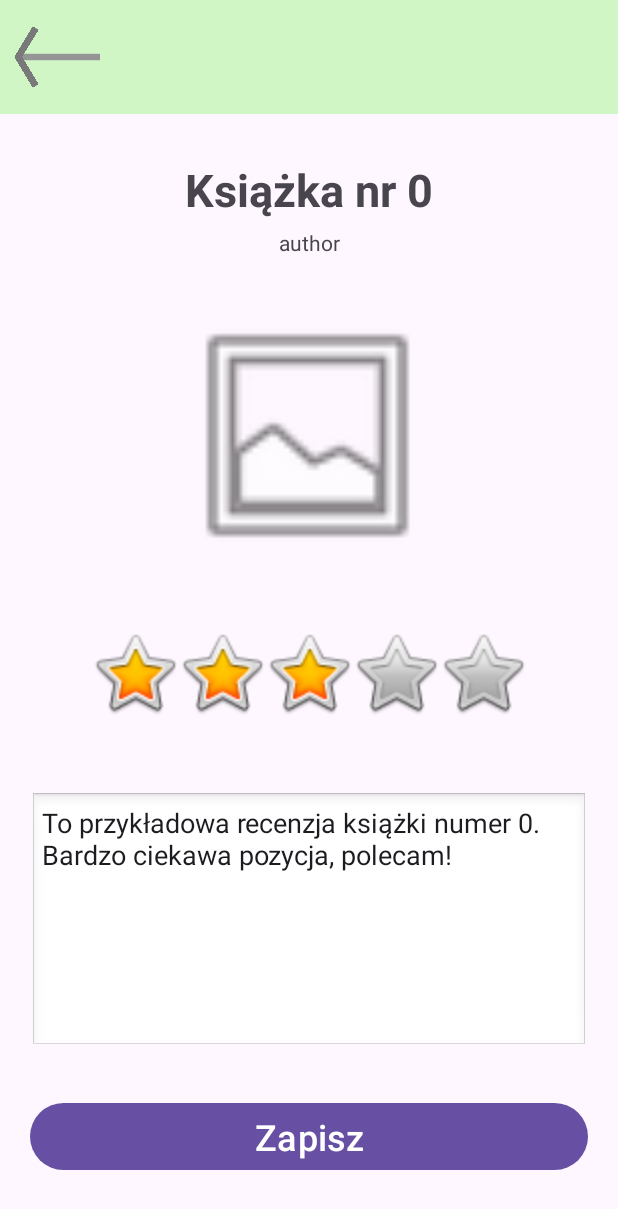
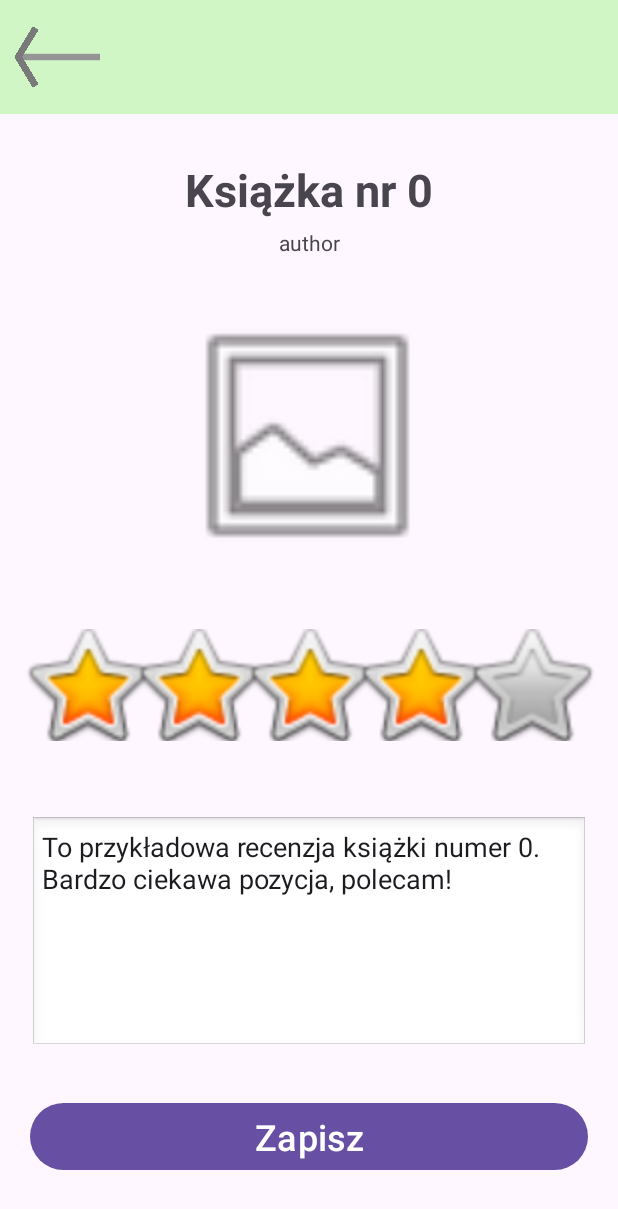
Before and after one commit to Michal1414/ksiazki, an Android app: the screen it shows after launch (ReviewActivity), after a tap on an icon or button, on a phone screen of 412 x 824 dp. Shown: the top 1209 px of the screen. Run offline under Robolectric (Android 15) with nearby library versions, the phone set to English and light mode, and no system bars.

Commit message:
working stars in ReviewActivity

```diff
--- a/app/src/main/java/com/example/books/ReviewActivity.kt
+++ b/app/src/main/java/com/example/books/ReviewActivity.kt
@@ -12,6 +12,13 @@ import androidx.core.view.ViewCompat
 import androidx.core.view.WindowInsetsCompat
 
 class ReviewActivity : AppCompatActivity() {
+
+    // liczba gwiazdek
+    private lateinit var star1: ImageButton
+    private lateinit var star2: ImageButton
+    private lateinit var star3: ImageButton
+    private lateinit var star4: ImageButton
+    private lateinit var star5: ImageButton
     override fun onCreate(savedInstanceState: Bundle?) {
         super.onCreate(savedInstanceState)
         enableEdgeToEdge()
@@ -22,10 +29,11 @@ class ReviewActivity : AppCompatActivity() {
             insets
         }
 
+        // get and set all book information
         val imageBook: ImageView = findViewById(R.id.bookCoverImg)
         val title: TextView = findViewById(R.id.titleText)
         val description: TextView = findViewById(R.id.myReviewEditText)
-        var rating: Int;
+        var rating: Int = 0;
 
         val bundle = intent.extras
         if (bundle != null) {
@@ -35,11 +43,7 @@ class ReviewActivity : AppCompatActivity() {
             rating = bundle.getInt("rating", 0)
         }
 
-
-
-
-
-
+        // go back to mainActivity
         val backBtn = findViewById<ImageButton>(R.id.arrowBackBtn)
 
         backBtn.setOnClickListener {
@@ -47,5 +51,84 @@ class ReviewActivity : AppCompatActivity() {
             startActivity(intent)
         }
 
+
+        // initialize stars AFTER setContentView
+        star1 = findViewById(R.id.starButton1)
+        star2 = findViewById(R.id.starButton2)
+        star3 = findViewById(R.id.starButton3)
+        star4 = findViewById(R.id.starButton4)
+        star5 = findViewById(R.id.starButton5)
+
+
+
+        setStars(rating)
+
+        star1.setOnClickListener { setStars(1) }
+        star2.setOnClickListener { setStars(2) }
+        star3.setOnClickListener { setStars(3) }
+        star4.setOnClickListener { setStars(4) }
+        star5.setOnClickListener { setStars(5) }
+    }
+
+
+    private fun setStars(amount: Int) {
+        when(amount) {
+            0 -> {
+                star1.setImageResource(R.drawable.btn_star_big_off)
+                star2.setImageResource(R.drawable.btn_star_big_off)
+                star3.setImageResource(R.drawable.btn_star_big_off)
+                star4.setImageResource(R.drawable.btn_star_big_off)
+                star5.setImageResource(R.drawable.btn_star_big_off)
+            }
+
+            1 -> {
+                star1.setImageResource(R.drawable.btn_star_big_on)
+                star2.setImageResource(R.drawable.btn_star_big_off)
+                star3.setImageResource(R.drawable.btn_star_big_off)
+                star4.setImageResource(R.drawable.btn_star_big_off)
+                star5.setImageResource(R.drawable.btn_star_big_off)
+            }
+
+            2 -> {
+                star1.setImageResource(R.drawable.btn_star_big_on)
+                star2.setImageResource(R.drawable.btn_star_big_on)
+                star3.setImageResource(R.drawable.btn_star_big_off)
+                star4.setImageResource(R.drawable.btn_star_big_off)
+                star5.setImageResource(R.drawable.btn_star_big_off)
+            }
+
+            3 -> {
+                star1.setImageResource(R.drawable.btn_star_big_on)
+                star2.setImageResource(R.drawable.btn_star_big_on)
+                star3.setImageResource(R.drawable.btn_star_big_on)
+                star4.setImageResource(R.drawable.btn_star_big_off)
+                star5.setImageResource(R.drawable.btn_star_big_off)
+            }
+
+            4 -> {
+                star1.setImageResource(R.drawable.btn_star_big_on)
+                star2.setImageResource(R.drawable.btn_star_big_on)
+                star3.setImageResource(R.drawable.btn_star_big_on)
+                star4.setImageResource(R.drawable.btn_star_big_on)
+                star5.setImageResource(R.drawable.btn_star_big_off)
+            }
+
+            5 -> {
+                star1.setImageResource(R.drawable.btn_star_big_on)
+                star2.setImageResource(R.drawable.btn_star_big_on)
+                star3.setImageResource(R.drawable.btn_star_big_on)
+                star4.setImageResource(R.drawable.btn_star_big_on)
+                star5.setImageResource(R.drawable.btn_star_big_on)
+            }
+
+            else -> {
+                star1.setImageResource(R.drawable.btn_star_big_off)
+                star2.setImageResource(R.drawable.btn_star_big_off)
+                star3.setImageResource(R.drawable.btn_star_big_off)
+                star4.setImageResource(R.drawable.btn_star_big_off)
+                star5.setImageResource(R.drawable.btn_star_big_off)
+
+            }
+        }
     }
 }
```
Also changed, not shown: app/src/main/res/drawable/btn_star_big_off.png (added), app/src/main/res/drawable/btn_star_big_on.png (added).
